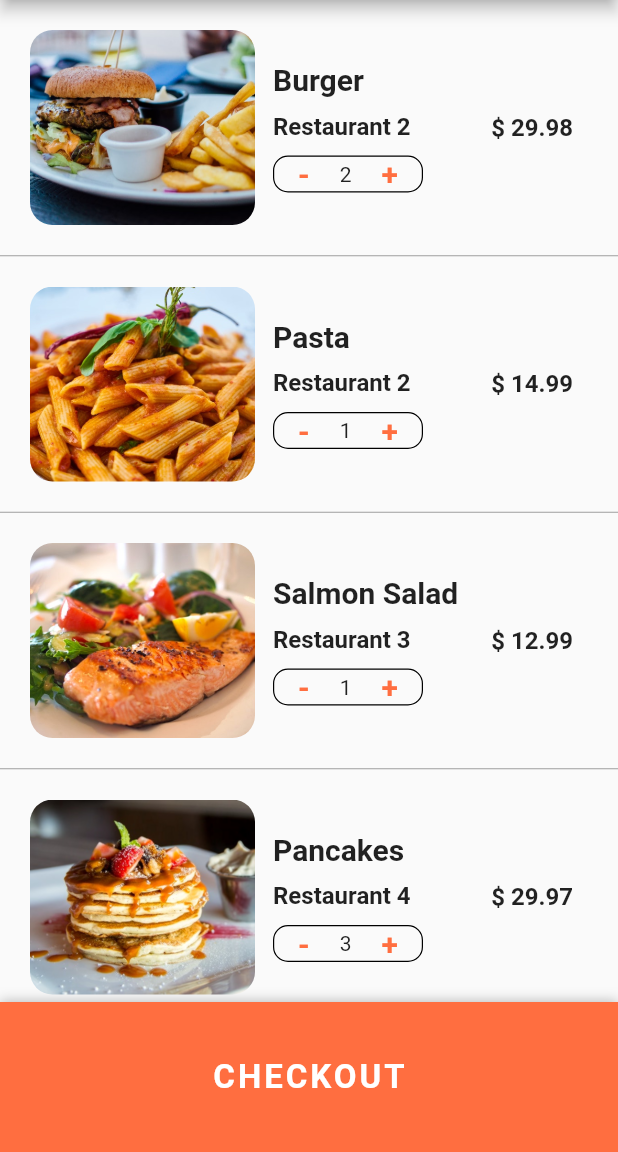
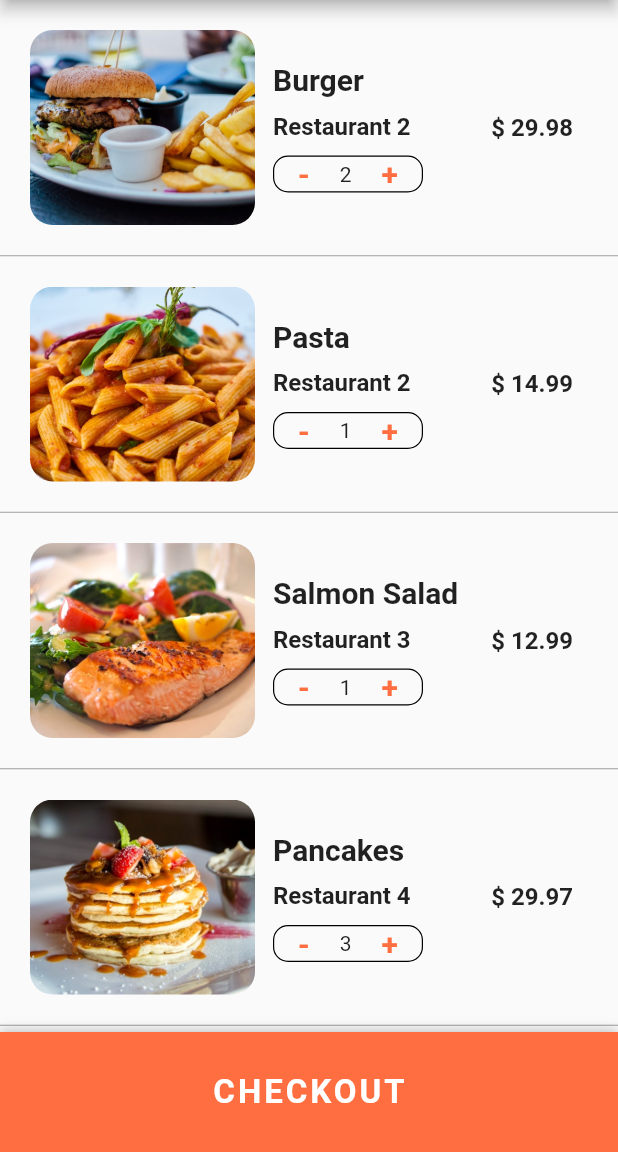
Before and after one commit to pawanbangar/food_delivery, a Flutter app: the CartScreen screen opened directly, on a phone screen of 412 x 824 dp, the part 84-1236 px from its top. Run offline on Flutter 3.47's test engine with Material 2 defaults, Android fonts, the phone set to English and light mode, and no system bars.

Commit message:
added screenshots

```diff
--- a/lib/screens/cart_screen.dart
+++ b/lib/screens/cart_screen.dart
@@ -70,7 +70,7 @@ class _CartScreenState extends State<CartScreen> {
           },
           itemCount: currentUser.cart.length + 1),
       bottomSheet: Container(
-        height: 100.0,
+        height: 80.0,
         width: MediaQuery.of(context).size.width,
         decoration:
             BoxDecoration(color: Theme.of(context).primaryColor, boxShadow: [
--- a/lib/screens/home_screen.dart
+++ b/lib/screens/home_screen.dart
@@ -120,7 +120,6 @@ class _HomeScreenState extends State<HomeScreen> {
               Expanded(
                 child: Container(
                   margin: EdgeInsets.all(12.0),
-                  child: Expanded(
                   child: Column(
                     mainAxisAlignment: MainAxisAlignment.center,
                     crossAxisAlignment: CrossAxisAlignment.start,
@@ -156,7 +155,6 @@ class _HomeScreenState extends State<HomeScreen> {
                     ],
                   ),
                 ),
-                ),
               )
             ],
           ),
--- a/lib/screens/restaurant_screen.dart
+++ b/lib/screens/restaurant_screen.dart
@@ -132,8 +132,8 @@ class _RestaurantScreenState extends State<RestaurantScreen> {
   }
 
   Widget _buildMenuItem(Food food) {
-    return Padding(
-      padding: EdgeInsets.all(15.0),
+    return Container(
+      margin: EdgeInsets.all(15.0),
       child: Center(
         child: Stack(
           alignment: Alignment.center,
```
Also changed, not shown: 6 other files. Lines whose indentation alone changed are shown as unchanged.
